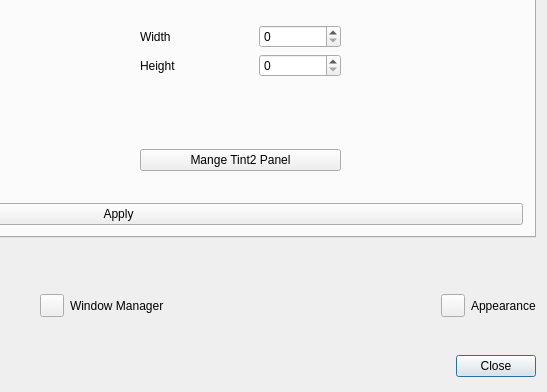
First picture: the form in defaultlook.ui, repository MX-Linux/mx-tweak, before the edit; both pictures show x 310 to 857 and y 263 to 655 of the 857 by 655 pixel window.
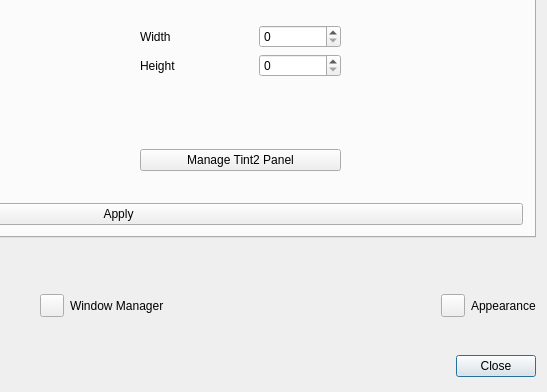
Second picture: the form after the edit. The open tabs and pages were chosen to show the change. Icons and pictures are not drawn.

Patch:
```diff
--- a/defaultlook.ui
+++ b/defaultlook.ui
@@ -1397,7 +1397,7 @@
          <item row="9" column="3" colspan="2">
           <widget class="QPushButton" name="buttonManageTint2">
            <property name="text">
-            <string>Mange Tint2 Panel</string>
+            <string>Manage Tint2 Panel</string>
            </property>
            <property name="icon">
             <iconset theme="systemtray">
```
